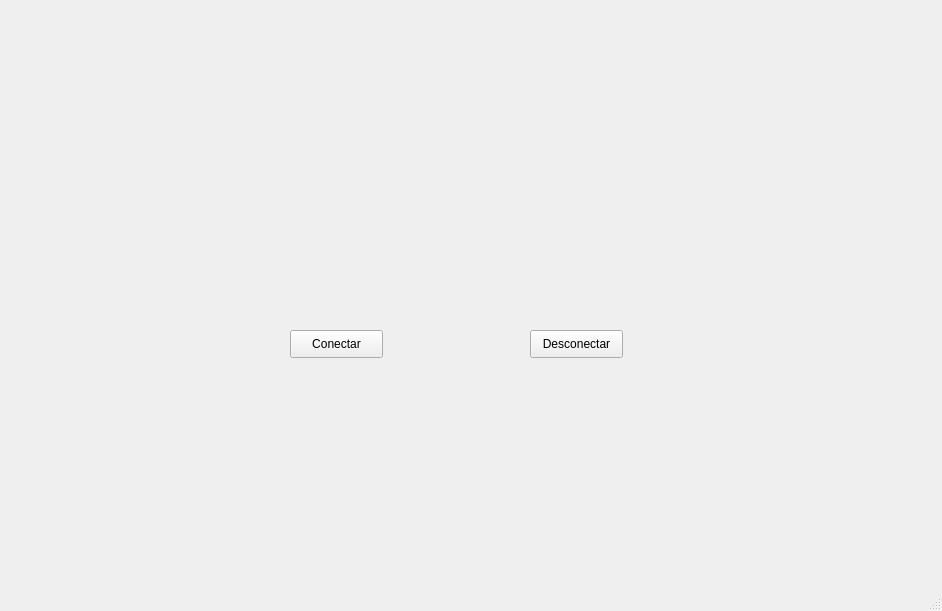
Fenix-LAB/Interfaz_Comunicacion, file GUI.ui: the form before one commit.
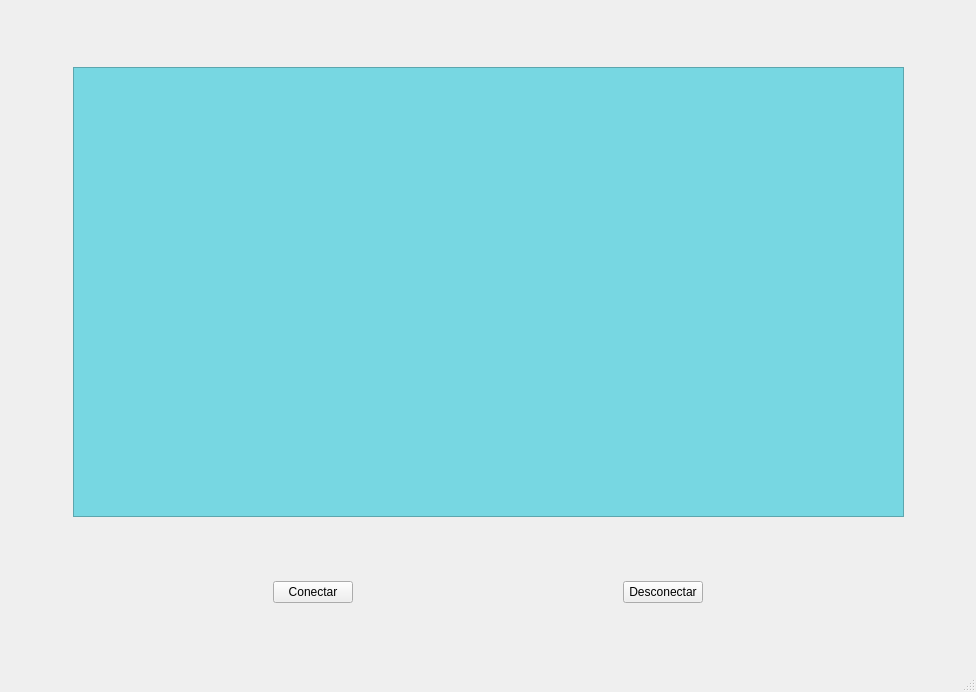
The form after the commit.

What changed in the file:
```diff
--- a/GUI.ui
+++ b/GUI.ui
@@ -6,63 +6,172 @@
    <rect>
     <x>0</x>
     <y>0</y>
-    <width>942</width>
-    <height>611</height>
+    <width>976</width>
+    <height>692</height>
    </rect>
   </property>
   <property name="windowTitle">
    <string>MainWindow</string>
   </property>
   <widget class="QWidget" name="centralwidget">
-   <widget class="QLabel" name="LABEL_TEXT">
-    <property name="geometry">
-     <rect>
-      <x>310</x>
-      <y>150</y>
-      <width>301</width>
-      <height>91</height>
-     </rect>
-    </property>
-    <property name="font">
-     <font>
-      <pointsize>20</pointsize>
-      <weight>75</weight>
-      <bold>true</bold>
-     </font>
-    </property>
-    <property name="text">
-     <string/>
-    </property>
-    <property name="alignment">
-     <set>Qt::AlignCenter</set>
-    </property>
-   </widget>
-   <widget class="QPushButton" name="BTN_CONECTAR">
-    <property name="geometry">
-     <rect>
-      <x>290</x>
-      <y>330</y>
-      <width>93</width>
-      <height>28</height>
-     </rect>
-    </property>
-    <property name="text">
-     <string>Conectar</string>
-    </property>
-   </widget>
-   <widget class="QPushButton" name="BTN_DESCONECTAR">
-    <property name="geometry">
-     <rect>
-      <x>530</x>
-      <y>330</y>
-      <width>93</width>
-      <height>28</height>
-     </rect>
-    </property>
-    <property name="text">
-     <string>Desconectar</string>
-    </property>
-   </widget>
+   <layout class="QVBoxLayout" name="verticalLayout">
+    <item>
+     <spacer name="verticalSpacer_2">
+      <property name="orientation">
+       <enum>Qt::Vertical</enum>
+      </property>
+      <property name="sizeHint" stdset="0">
+       <size>
+        <width>20</width>
+        <height>32</height>
+       </size>
+      </property>
+     </spacer>
+    </item>
+    <item>
+     <layout class="QHBoxLayout" name="horizontalLayout_3">
+      <item>
+       <spacer name="horizontalSpacer_4">
+        <property name="orientation">
+         <enum>Qt::Horizontal</enum>
+        </property>
+        <property name="sizeHint" stdset="0">
+         <size>
+          <width>40</width>
+          <height>20</height>
+         </size>
+        </property>
+       </spacer>
+      </item>
+      <item>
+       <widget class="QFrame" name="frame_1">
+        <property name="minimumSize">
+         <size>
+          <width>831</width>
+          <height>450</height>
+         </size>
+        </property>
+        <property name="maximumSize">
+         <size>
+          <width>831</width>
+          <height>450</height>
+         </size>
+        </property>
+        <property name="styleSheet">
+         <string notr="true">background-color: rgb(119,215,226);</string>
+        </property>
+        <property name="frameShape">
+         <enum>QFrame::StyledPanel</enum>
+        </property>
+        <property name="frameShadow">
+         <enum>QFrame::Raised</enum>
+        </property>
+        <layout class="QHBoxLayout" name="horizontalLayout">
+         <item>
+          <layout class="QVBoxLayout" name="GRPH_1"/>
+         </item>
+        </layout>
+       </widget>
+      </item>
+      <item>
+       <spacer name="horizontalSpacer_5">
+        <property name="orientation">
+         <enum>Qt::Horizontal</enum>
+        </property>
+        <property name="sizeHint" stdset="0">
+         <size>
+          <width>40</width>
+          <height>20</height>
+         </size>
+        </property>
+       </spacer>
+      </item>
+     </layout>
+    </item>
+    <item>
+     <spacer name="verticalSpacer">
+      <property name="orientation">
+       <enum>Qt::Vertical</enum>
+      </property>
+      <property name="sizeHint" stdset="0">
+       <size>
+        <width>20</width>
+        <height>37</height>
+       </size>
+      </property>
+     </spacer>
+    </item>
+    <item>
+     <layout class="QHBoxLayout" name="horizontalLayout_2">
+      <item>
+       <spacer name="horizontalSpacer_2">
+        <property name="orientation">
+         <enum>Qt::Horizontal</enum>
+        </property>
+        <property name="sizeHint" stdset="0">
+         <size>
+          <width>40</width>
+          <height>20</height>
+         </size>
+        </property>
+       </spacer>
+      </item>
+      <item>
+       <widget class="QPushButton" name="BTN_CONECTAR">
+        <property name="text">
+         <string>Conectar</string>
+        </property>
+       </widget>
+      </item>
+      <item>
+       <spacer name="horizontalSpacer">
+        <property name="orientation">
+         <enum>Qt::Horizontal</enum>
+        </property>
+        <property name="sizeHint" stdset="0">
+         <size>
+          <width>40</width>
+          <height>20</height>
+         </size>
+        </property>
+       </spacer>
+      </item>
+      <item>
+       <widget class="QPushButton" name="BTN_DESCONECTAR">
+        <property name="text">
+         <string>Desconectar</string>
+        </property>
+       </widget>
+      </item>
+      <item>
+       <spacer name="horizontalSpacer_3">
+        <property name="orientation">
+         <enum>Qt::Horizontal</enum>
+        </property>
+        <property name="sizeHint" stdset="0">
+         <size>
+          <width>40</width>
+          <height>20</height>
+         </size>
+        </property>
+       </spacer>
+      </item>
+     </layout>
+    </item>
+    <item>
+     <spacer name="verticalSpacer_3">
+      <property name="orientation">
+       <enum>Qt::Vertical</enum>
+      </property>
+      <property name="sizeHint" stdset="0">
+       <size>
+        <width>20</width>
+        <height>31</height>
+       </size>
+      </property>
+     </spacer>
+    </item>
+   </layout>
   </widget>
   <widget class="QMenuBar" name="menubar">
    <property name="geometry">
```
Left out of the diff: 2 changed lines with no effect on the pictures.
